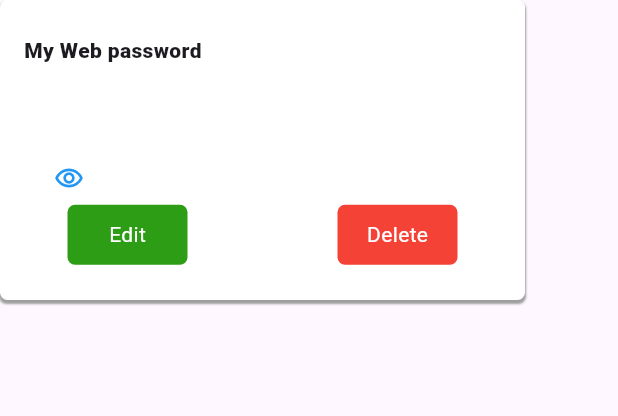
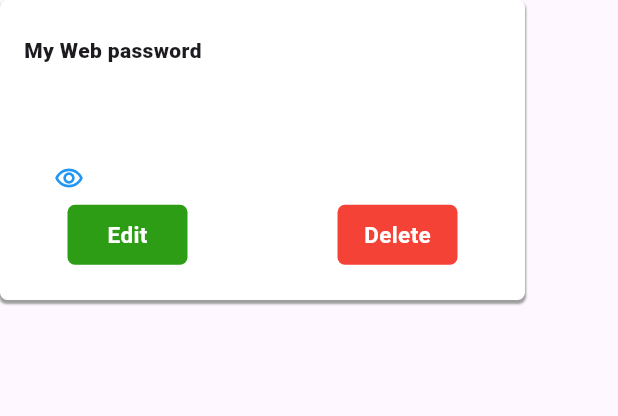
Before and after one commit to AthiraaAthi/project_way, a Flutter app: the PasswordWidget widget shown alone on an empty page, opened directly with empty values, on a phone screen of 412 x 824 dp. Shown: the top 416 px of the screen. Run offline on Flutter 3.47's test engine with Material 3 defaults, Android fonts, the phone set to English and light mode, and no system bars; our stand-ins replace carousel_slider, easy_localization, fl_chart, flutter_toggle_tab, pinput, table_calendar and 1 more.

Commit message:
completed responsive diary screen AND modified the container&fontsize according to langchange.

```diff
--- a/assets/translations/en.json
+++ b/assets/translations/en.json
@@ -209,6 +209,7 @@
         "thumbInstruction": "Press your thumb here to secure your password",
         "thumbSuccess": "Thumb impression captured successfully",
         "passSubmit": "Submit",
+        "MyWebPass": "My Web password",
         "addNew": "Add New",
         "editButton": "Edit",
         "deleteButton": "Delete",
--- a/assets/translations/ml.json
+++ b/assets/translations/ml.json
@@ -209,6 +209,7 @@
         "thumbInstruction": "നിങ്ങളുടെ പാസ്‌വേഡ് സുരക്ഷിതമാക്കാൻ നിങ്ങളുടെ മേൽവിരൽ ഇവിടെ അമർത്തുക",
         "thumbSuccess": "മേൽവിരൽപടം വിജയകരമായി പിടിച്ചു",
         "passSubmit": "സമർപ്പിക്കുക",
+        "MyWebPass": "എൻ്റെ വെബ് പാസ്‌വേഡ്",
         "addNew": "പുതിയത്",
         "editButton": "തിരുത്തുക",
         "deleteButton": "ഇല്ലാതാക്കുക",
--- a/lib/view/passwords_screen/password_widget.dart
+++ b/lib/view/passwords_screen/password_widget.dart
@@ -19,6 +19,16 @@ class PasswordWidget extends StatelessWidget {
 
   @override
   Widget build(BuildContext context) {
+    double containerHeight = 40;
+    double containerWidth = 80;
+
+    if (context.locale.languageCode == 'en') {
+      containerHeight = 40;
+      containerWidth = 80;
+    } else if (context.locale.languageCode == 'ml') {
+      containerHeight = 40;
+      containerWidth = 100;
+    }
     return Container(
       height: MediaQuery.of(context).size.width < 600 ? 200 : 300,
       width: MediaQuery.of(context).size.width < 600 ? 350 : 500,
@@ -39,7 +49,7 @@ class PasswordWidget extends StatelessWidget {
           crossAxisAlignment: CrossAxisAlignment.start,
           children: [
             Text(
-              "My Web password",
+              "passwordScreen.MyWebPass".tr(),
               style: MediaQuery.of(context).size.width < 600
                   ? TextStyle(fontWeight: FontWeight.w800)
                   : TextStyle(
@@ -105,8 +115,12 @@ class PasswordWidget extends StatelessWidget {
                 InkWell(
                   onTap: onEditTap,
                   child: Container(
-                    height: MediaQuery.of(context).size.width < 600 ? 40 : 60,
-                    width: MediaQuery.of(context).size.width < 600 ? 80 : 100,
+                    height: MediaQuery.of(context).size.width < 600
+                        ? containerHeight
+                        : 60,
+                    width: MediaQuery.of(context).size.width < 600
+                        ? containerWidth
+                        : 100,
                     decoration: BoxDecoration(
                         color: ColorConstant.defGreen,
                         borderRadius: BorderRadius.circular(5)),
@@ -114,7 +128,13 @@ class PasswordWidget extends StatelessWidget {
                       child: Text(
                         "passwordScreen.editButton".tr(),
                         style: MediaQuery.of(context).size.width < 600
-                            ? TextStyle(color: Colors.white)
+                            ? TextStyle(
+                                color: Colors.white,
+                                fontSize: context.locale.languageCode == 'en'
+                                    ? 15
+                                    : 12,
+                                fontWeight: FontWeight.bold,
+                              )
                             : TextStyle(color: Colors.white, fontSize: 18),
                       ),
                     ),
@@ -126,8 +146,12 @@ class PasswordWidget extends StatelessWidget {
                 InkWell(
                   onTap: onDeleteTap,
                   child: Container(
-                    height: MediaQuery.of(context).size.width < 600 ? 40 : 60,
-                    width: MediaQuery.of(context).size.width < 600 ? 80 : 100,
+                    height: MediaQuery.of(context).size.width < 600
+                        ? containerHeight
+                        : 60,
+                    width: MediaQuery.of(context).size.width < 600
+                        ? containerWidth
+                        : 100,
                     decoration: BoxDecoration(
                         color: Colors.red,
                         borderRadius: BorderRadius.circular(5)),
@@ -135,7 +159,13 @@ class PasswordWidget extends StatelessWidget {
                       child: Text(
                         "passwordScreen.deleteButton".tr(),
                         style: MediaQuery.of(context).size.width < 600
-                            ? TextStyle(color: Colors.white)
+                            ? TextStyle(
+                                color: Colors.white,
+                                fontSize: context.locale.languageCode == 'en'
+                                    ? 15
+                                    : 12,
+                                fontWeight: FontWeight.bold,
+                              )
                             : TextStyle(color: Colors.white, fontSize: 18),
                       ),
                     ),
```
Also changed, not shown: lib/view/diary_screen/dairy_screen.dart (+17 -12 lines), lib/view/diary_screen/diary_widget.dart (+34 -5 lines).
